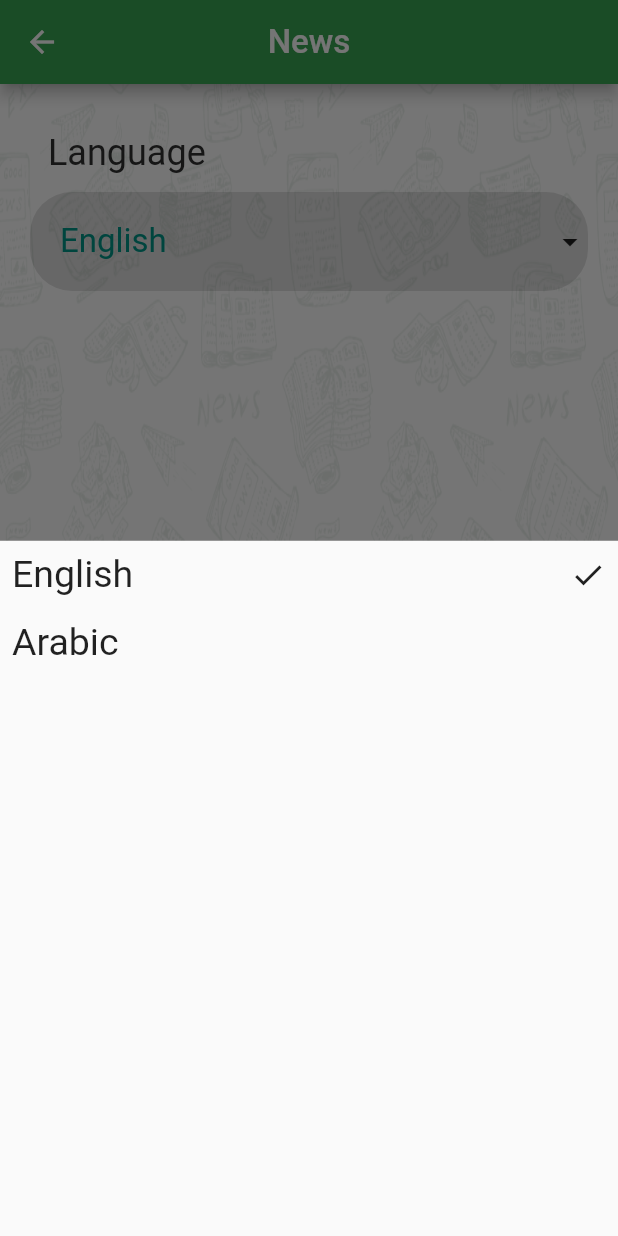
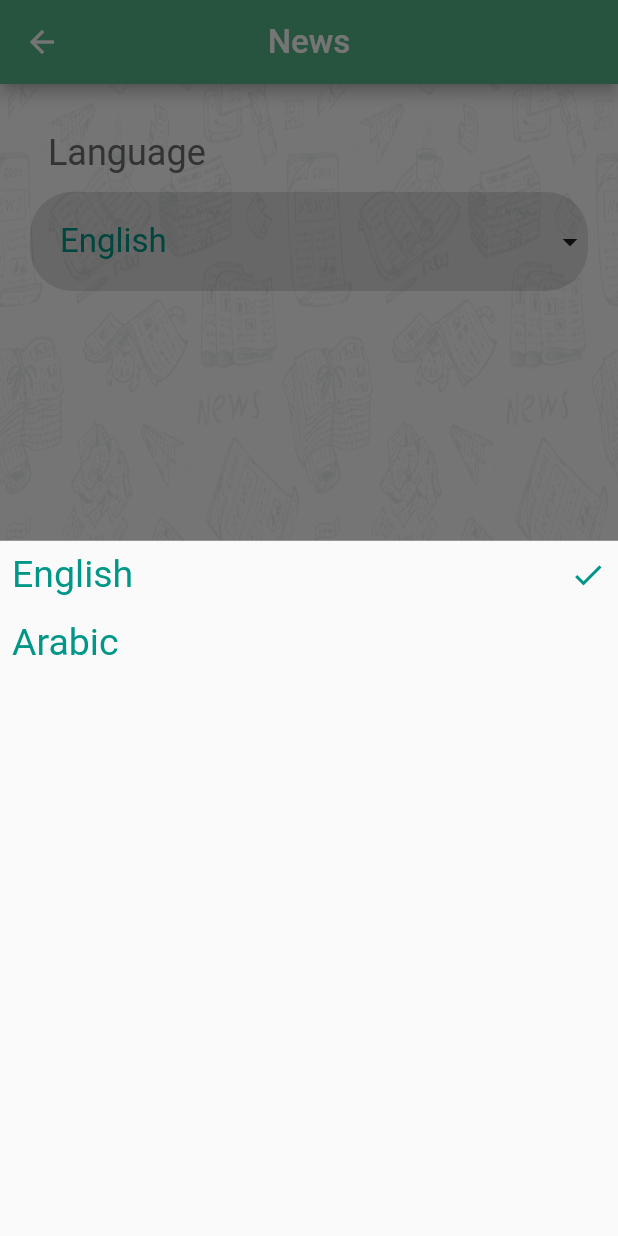
Before and after one commit to esraa65/News_App, a Flutter app: the SettingsScreen screen opened directly, after a tap on "English", on a phone screen of 412 x 824 dp. Run offline on Flutter 3.47's test engine with Material 2 defaults, Android fonts, the light colour scheme and no system bars; our stand-ins replace animated_splash_screen, page_transition; generated files the repository leaves out were written again; network calls fail.

Commit message:
settings done and api done

```diff
--- a/lib/constants.dart
+++ b/lib/constants.dart
@@ -1,12 +1,20 @@
 import 'package:flutter/material.dart';
+const double fonttitle=28;
+const double textfont=20;
 
 class Constants{
-  static const  appbarColor=Color.fromRGBO(57, 165, 82, 1.0);
+  static const  appbarColor=Color.fromRGBO(82, 183, 136, 1.0);
   static const  appbartext=Color.fromRGBO(255, 255, 255, 1.0);
+  static const  white=Color.fromRGBO(255, 255, 255, 1.0);
   static const  textColor=Color.fromRGBO(112, 112, 112, 1.0);
   static const  sidebartextColor=Color.fromRGBO(48, 48, 48, 1.0);
+  static const  cardbackgroudcolor=Color.fromRGBO(216, 243, 220, 1.0);
+  static const  titlecolor=Color.fromRGBO(0, 150, 136, 1.0);
+  static const  elevatedbuttoncolor=Color.fromRGBO(205, 213, 209, 1.0);
+  static const  drawertextcolor=Color.fromRGBO(49, 185, 130, 1.0);
+
 static final ThemeData lighttheme=ThemeData(
-  primarySwatch: Colors.green,
+  //primarySwatch: Colors.green,
   scaffoldBackgroundColor: Colors.transparent
 );
 
--- /dev/null
+++ b/lib/provider/appconfigprovider.dart
@@ -0,0 +1,16 @@
+import 'package:flutter/material.dart';
+
+class AppConfigProvider extends ChangeNotifier{
+  String applanguage='en';
+  void ChangeAppLanguage(String newlanguage){
+    if(applanguage==newlanguage)
+      return ;
+    applanguage=newlanguage;
+    notifyListeners();
+  }
+  String GetSelectedLanguageText(){
+    if(applanguage=='ar'){
+      return "Arabic";
+    }return "English";
+  }
+}
--- a/lib/view/screen/settings/languagebtnsheet.dart
+++ b/lib/view/screen/settings/languagebtnsheet.dart
@@ -1,26 +1,56 @@
-
 import 'package:flutter/material.dart';
+import 'package:news_app/constants.dart';
+import 'package:news_app/provider/appconfigprovider.dart';
+import 'package:provider/provider.dart';
 
 class LangaugebtnSheet extends StatelessWidget {
-
   @override
   Widget build(BuildContext context) {
-    return Column(crossAxisAlignment: CrossAxisAlignment.start,
+    var provider = Provider.of<AppConfigProvider>(context);
+    return Column(
+      crossAxisAlignment: CrossAxisAlignment.start,
       children: [
         Padding(
           padding: const EdgeInsets.all(8.0),
-          child: Row(mainAxisAlignment: MainAxisAlignment.spaceBetween,
-            children: [
-              Text('English',style: TextStyle(fontSize: 25),),
-              Icon(Icons.check_sharp)
-            ],
+          child: InkWell(onTap: (){
+            provider.ChangeAppLanguage('en');
+          },
+            child: provider.applanguage=='en'?
+                GetSelectedWidget(context, 'English'):
+            GetUnSelectedWidget('English')
           ),
         ),
         Padding(
           padding: const EdgeInsets.all(8.0),
-          child: Text('Arabic',style: TextStyle(fontSize: 25)),
+          child: InkWell(
+            onTap: () {
+              provider.ChangeAppLanguage('ar');
+            },
+            child: provider.applanguage=='ar'?
+                GetSelectedWidget(context, 'Arabic'):
+                GetUnSelectedWidget('Arabic')
+          ),
         )
       ],
     );
   }
+  Widget GetSelectedWidget(BuildContext context, String text) {
+    return Row(
+      mainAxisAlignment: MainAxisAlignment.spaceBetween,
+      children: [
+        Text(
+          text,
+          style: TextStyle(fontSize: 25, color: Constants.titlecolor),
+        ),
+        Icon(
+          Icons.check_sharp,
+          color: Constants.titlecolor,
+        )
+      ],
+    );
+  }
+  Widget GetUnSelectedWidget(String text) {
+    return Text(text,
+        style: TextStyle(fontSize: 25, color: Constants.titlecolor));
+  }
 }
--- a/lib/view/screen/settings/settingsscreen.dart
+++ b/lib/view/screen/settings/settingsscreen.dart
@@ -1,7 +1,9 @@
 import 'package:flutter/material.dart';
 import 'package:news_app/constants.dart';
 import 'package:flutter_gen/gen_l10n/app_localizations.dart';
+import 'package:news_app/provider/appconfigprovider.dart';
 import 'package:news_app/view/screen/settings/languagebtnsheet.dart';
+import 'package:provider/provider.dart';
 
 class SettingsScreen extends StatefulWidget {
   @override
@@ -11,6 +13,7 @@ class SettingsScreen extends StatefulWidget {
 class _SettingsScreenState extends State<SettingsScreen> {
   @override
   Widget build(BuildContext context) {
+    var provider = Provider.of<AppConfigProvider>(context);
     return Stack(children: [
       Container(
         color: Colors.white,
@@ -39,7 +42,7 @@ class _SettingsScreenState extends State<SettingsScreen> {
                 child: Text(
                   AppLocalizations.of(context)!.language,
                   style: TextStyle(
-                      fontSize: 24, color: Constants.sidebartextColor),
+                      fontSize: 24, color: Constants.textColor),
                 ),
               ),
               Container(
@@ -55,8 +58,8 @@ class _SettingsScreenState extends State<SettingsScreen> {
                         showLanguagebtnSheet();
                       },
                         child: Text(
-                          'English',
-                          style: TextStyle(fontSize: 22, color: Colors.teal),
+                          provider.GetSelectedLanguageText(),
+                          style: TextStyle(fontSize: 22, color: Constants.titlecolor),
                         ),
                       ),
                     ),
--- a/pubspec.yaml
+++ b/pubspec.yaml
@@ -34,11 +34,15 @@ dependencies:
   flutter_localizations:
     sdk: flutter
   intl: ^0.17.0
+  provider: ^6.0.3
 
 
   # The following adds the Cupertino Icons font to your application.
   # Use with the CupertinoIcons class for iOS style icons.
   cupertino_icons: ^1.0.2
+  google_fonts: ^3.0.1
+  http: ^0.13.5
+  clipboard: ^0.1.3
   animated_splash_screen: ^1.3.0
 
 dev_dependencies:
```
Also changed, not shown: lib/control/Api.dart (added, +77 -0 lines), lib/main.dart (+11 -3 lines), lib/model/articlesmodel.dart (added, +13 -0 lines), lib/view/screen/bestnewspage.dart (added, +61 -0 lines), lib/view/screen/homescreen.dart (+67 -3 lines), lib/view/widget/cardnews.dart (added, +69 -0 lines), lib/view/widget/categories_button.dart (added, +37 -0 lines), pubspec.lock, 6 other files.
